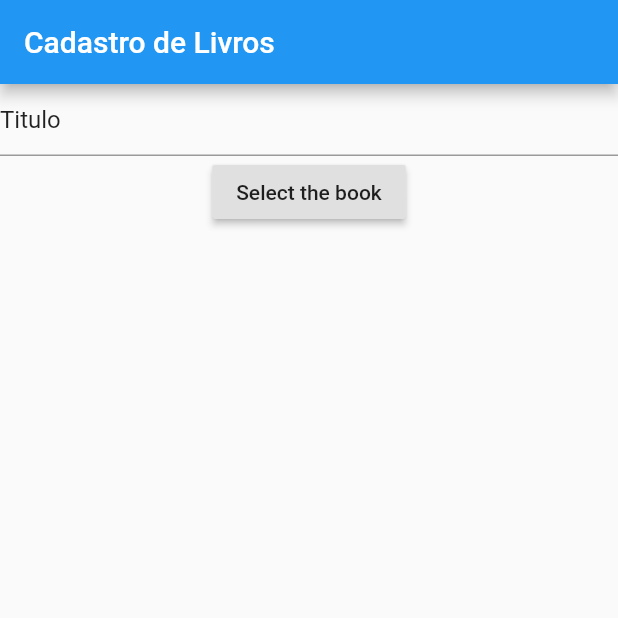
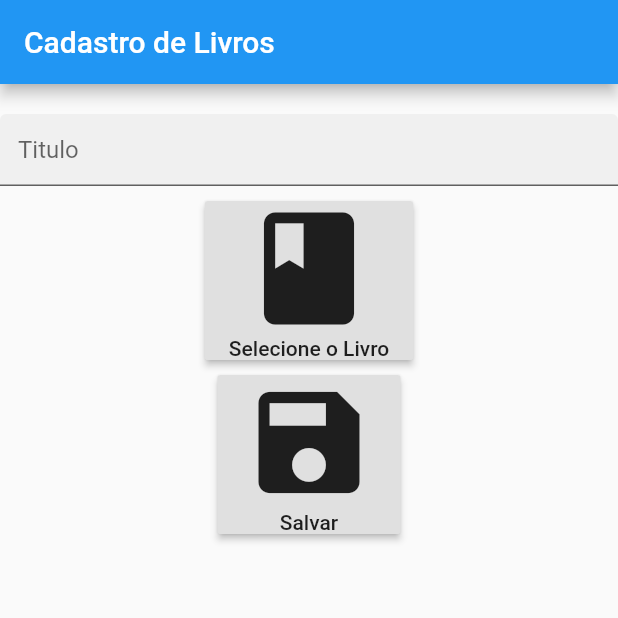
Before and after one commit to levimoura92/Biblioteca, a Flutter app: the FormCadastraLivro screen opened directly, on a phone screen of 412 x 824 dp, the top half of it. Run offline on Flutter 3.47's test engine with Material 2 defaults, Android fonts, the phone set to English and light mode, and no system bars; our stand-ins replace file_picker.

```diff
--- a/lib/ui/CadastraLivro.dart
+++ b/lib/ui/CadastraLivro.dart
@@ -7,11 +7,12 @@ class CadastraLivro extends StatelessWidget{
     return MaterialApp(
       title: "Cadastro de Livros",
       theme: ThemeData.dark(),
-      home: FormCadastraLivro(title: "Cadastro de Livros",),
+      home: FormCadastraLivro(
+        title: "Cadastro de Livros",
+      ),
     );
   }
 }
-
 
 class FormCadastraLivro extends StatefulWidget {
   FormCadastraLivro({Key key, this.title}) : super(key: key);
@@ -19,8 +20,11 @@ class FormCadastraLivro extends StatefulWidget {
   @override
   _FormCadastraLivroState createState() => _FormCadastraLivroState();
 }
+
 class _FormCadastraLivroState extends State<FormCadastraLivro>{
   String _filePath="";
+  final ttc = new TextEditingController();
+
   @override
   Widget build(BuildContext context) {
     return Scaffold(
@@ -30,10 +34,38 @@ class _FormCadastraLivroState extends State<FormCadastraLivro>{
       body: new Center(
         child: new Column(
           children: <Widget>[
-            new TextFormField(
-              initialValue: "Titulo",
+            new Padding(padding: EdgeInsets.only(top: 20.0)),
+            new TextField(
+              controller: ttc,
+              decoration:
+                new InputDecoration(
+                  hintText: "Titulo",
+                  filled: true,
+                ),
             ),
-            new RaisedButton(onPressed: _loadFile, child: new Text("Select the book"),),
+            new Padding(padding: EdgeInsets.only(top: 10.0)),
+            new RaisedButton(
+              onPressed: _loadFile,
+              child:
+                new Column(
+                  children: <Widget>[
+                    new Icon(Icons.book, size: 90.0, semanticLabel: "livro"),
+                    new Text("Selecione o Livro")
+                  ],
+                )
+            ),
+            new Padding(padding: EdgeInsets.only(top: 10.0)),
+
+            new RaisedButton(
+                onPressed: _saveBook,
+                child:
+                new Column(
+                  children: <Widget>[
+                    new Icon(Icons.save, size: 90.0, semanticLabel: "livro"),
+                    new Text("Salvar")
+                  ],
+                )
+            ),
             new Text(_filePath),
           ]
         ),
@@ -47,11 +79,25 @@ class _FormCadastraLivroState extends State<FormCadastraLivro>{
       if (filePath == '') {
         return;
       }
-      print("File path: " + filePath);
+      //print("File path: " + filePath);
       setState((){this._filePath = filePath;});
     } on Exception catch (e) {
-      print("Error while picking the file: " + e.toString());
+      debugPrint("Error while picking the file: " + e.toString());
     }
   }
 
+  void _saveBook(){
+    String titulo = ttc.text;
+    //debugPrint("Path = $_filePath");
+    //debugPrint("Titulo = $titulo");
+    if(titulo != "" && _filePath != ""){
+      debugPrint("$titulo is on path: $_filePath");
+    }
+  }
+
+  @override
+  void dispose() {
+    ttc.dispose();
+    super.dispose();
+  }
 }
```
